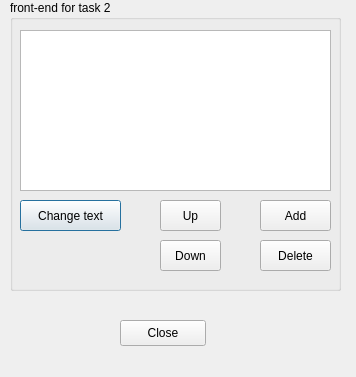
Above: task2.ui from v01z/qt_2 before the change. Below: the same form after it.
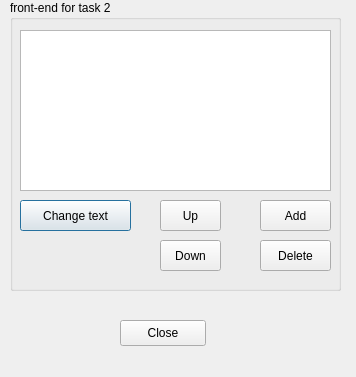
That is the form after the change.

Patch:
```diff
--- a/task2.ui
+++ b/task2.ui
@@ -40,7 +40,7 @@
      <rect>
       <x>10</x>
       <y>200</y>
-      <width>101</width>
+      <width>111</width>
       <height>31</height>
      </rect>
     </property>
```
Left out of the diff: 8 changed lines with no effect on the pictures.
